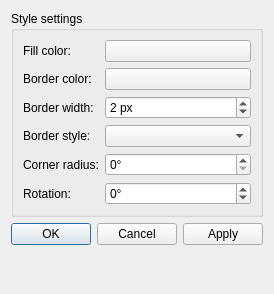
Old version of the form gns3/ui/style_editor_dialog.ui in the repository GNS3/gns3-gui.
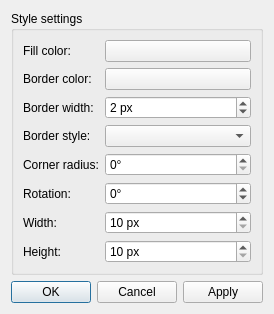
New version of the form.

Commit message: Add the ability to edit width and hight in the style edit dialog.

Diff of the .ui file:
```diff
--- a/gns3/ui/style_editor_dialog.ui
+++ b/gns3/ui/style_editor_dialog.ui
@@ -131,6 +131,46 @@
         </property>
        </widget>
       </item>
+      <item row="6" column="0">
+       <widget class="QLabel" name="uiWidthLabel">
+        <property name="text">
+         <string>Width:</string>
+        </property>
+       </widget>
+      </item>
+      <item row="6" column="1">
+       <widget class="QSpinBox" name="uiWidthSpinBox">
+        <property name="suffix">
+         <string> px</string>
+        </property>
+        <property name="minimum">
+         <number>10</number>
+        </property>
+        <property name="maximum">
+         <number>1000</number>
+        </property>
+       </widget>
+      </item>
+      <item row="7" column="0">
+       <widget class="QLabel" name="uiHeightLabel">
+        <property name="text">
+         <string>Height:</string>
+        </property>
+       </widget>
+      </item>
+      <item row="7" column="1">
+       <widget class="QSpinBox" name="uiHeightSpinBox">
+        <property name="suffix">
+         <string> px</string>
+        </property>
+        <property name="minimum">
+         <number>10</number>
+        </property>
+        <property name="maximum">
+         <number>1000</number>
+        </property>
+       </widget>
+      </item>
      </layout>
     </widget>
    </item>
```
The commit also changes 3 other files.
